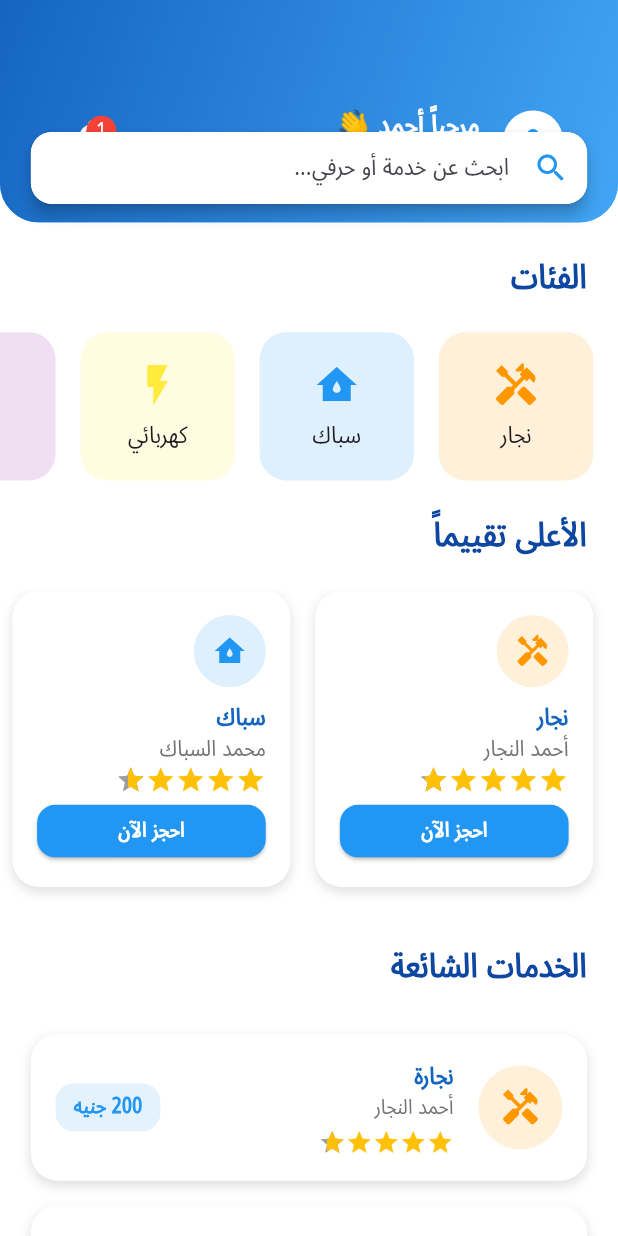
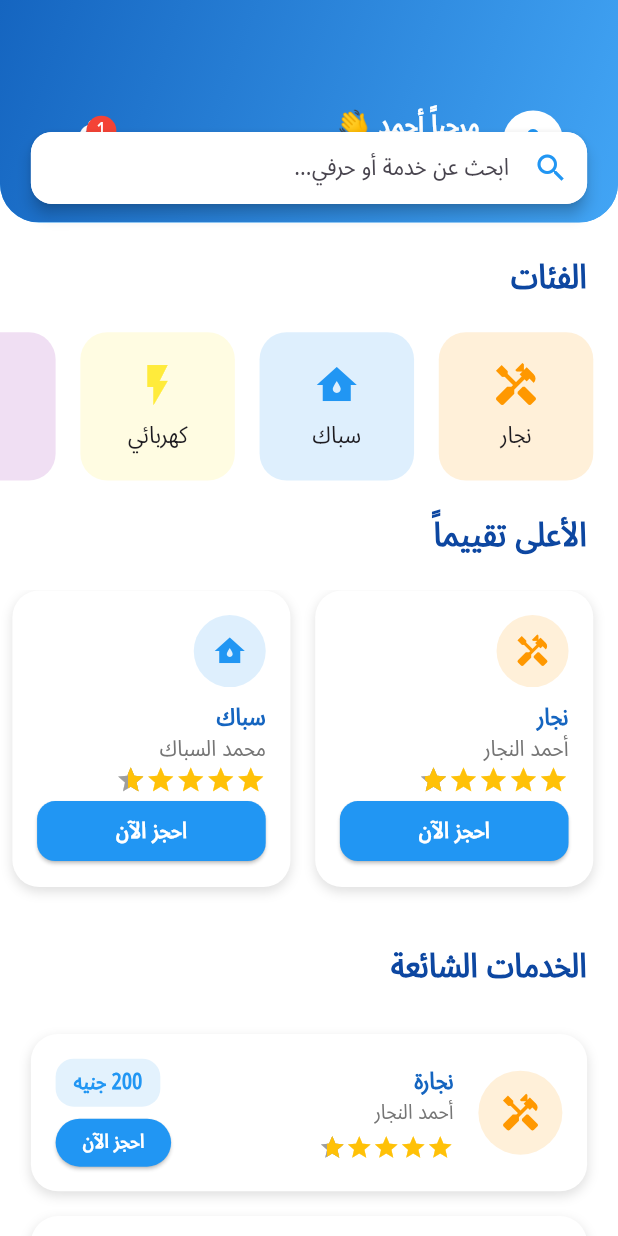
Before and after one commit to asmaa202310/Flutter_project_Herfagi, a Flutter app: the HomeUserView screen opened directly, on a phone screen of 412 x 824 dp. Run offline on Flutter 3.47's test engine with Material 3 defaults, Android fonts, the phone set to English and light mode, and no system bars; drawn by our look-alikes of flutter_rating_bar; our stand-ins replace lottie.

Commit message:
make home folder

```diff
--- a/herfagy_v2/lib/views/home_for_user/widgets/crafter_item.dart
+++ b/herfagy_v2/lib/home/home_for_user/widgets/crafter_item.dart
@@ -1,5 +1,7 @@
 import 'package:flutter/material.dart';
 import 'package:flutter_rating_bar/flutter_rating_bar.dart';
+
+import 'custom_order_button.dart';
 
 class CrafterItem extends StatelessWidget {
   const CrafterItem({
@@ -63,22 +65,12 @@ class CrafterItem extends StatelessWidget {
             itemSize: 20,
           ),
           const Spacer(),
-          ElevatedButton(
-            onPressed: () {},
-            style: ElevatedButton.styleFrom(
-              minimumSize: Size(double.infinity, 35),
-              shape: RoundedRectangleBorder(
-                borderRadius: BorderRadius.circular(12),
-              ),
-              backgroundColor: Colors.blue,
-            ),
-            child: const Text(
-              'احجز الآن',
-              style: TextStyle(
-                fontSize: 14,
-                fontWeight: FontWeight.bold,
-                color: Colors.white,
-              ),
+          SizedBox(
+            width: double.infinity,
+            child: CustomOrderButton(
+              borderRaduis: 12,
+              text: 'احجز الآن',
+              fontSize: 15,
             ),
           ),
         ],
--- /dev/null
+++ b/herfagy_v2/lib/home/home_for_user/widgets/custom_order_button.dart
@@ -0,0 +1,34 @@
+import 'package:flutter/material.dart';
+
+class CustomOrderButton extends StatelessWidget {
+  const CustomOrderButton({
+    super.key,
+    required this.borderRaduis,
+    required this.text,
+    required this.fontSize,
+  });
+  final double borderRaduis;
+  final String text;
+  final double fontSize;
+  @override
+  Widget build(BuildContext context) {
+    return ElevatedButton(
+      onPressed: () {},
+      style: ElevatedButton.styleFrom(
+        backgroundColor: Colors.blue,
+        padding: const EdgeInsets.symmetric(horizontal: 14),
+        shape: RoundedRectangleBorder(
+          borderRadius: BorderRadius.circular(borderRaduis),
+        ),
+      ),
+      child: Text(
+        text,
+        style: TextStyle(
+          fontSize: fontSize,
+          fontWeight: FontWeight.bold,
+          color: Colors.white,
+        ),
+      ),
+    );
+  }
+}
--- a/herfagy_v2/lib/views/home_for_user/widgets/service_item.dart
+++ b/herfagy_v2/lib/home/home_for_user/widgets/service_item.dart
@@ -1,7 +1,7 @@
 import 'package:flutter/material.dart';
 import 'package:flutter_rating_bar/flutter_rating_bar.dart';
-
 import '../../../models/service_model.dart';
+import 'custom_order_button.dart';
 
 class ServiceItem extends StatelessWidget {
   const ServiceItem({
@@ -65,8 +65,14 @@ class ServiceItem extends StatelessWidget {
             ],
           ),
           const Spacer(),
+          Column(
+            crossAxisAlignment: CrossAxisAlignment.end,
+            children: [
               Container(
-            padding: const EdgeInsets.symmetric(horizontal: 12, vertical: 6),
+                padding: const EdgeInsets.symmetric(
+                  horizontal: 12,
+                  vertical: 6,
+                ),
                 decoration: BoxDecoration(
                   color: Colors.blue.shade50,
                   borderRadius: BorderRadius.circular(12),
@@ -79,6 +85,18 @@ class ServiceItem extends StatelessWidget {
                   ),
                 ),
               ),
+              const SizedBox(height: 8),
+              SizedBox(
+                height: 32,
+                width: 77,
+                child: CustomOrderButton(
+                  borderRaduis: 47,
+                  text: 'احجز الآن',
+                  fontSize: 13,
+                ),
+              ),
+            ],
+          ),
         ],
       ),
     );
--- a/herfagy_v2/lib/views/login/widgets/custom_login_signup_button.dart
+++ b/herfagy_v2/lib/views/login/widgets/custom_login_signup_button.dart
@@ -1,6 +1,6 @@
 import 'package:flutter/material.dart';
 
-import '../../home_for_user/home_user_view.dart';
+import '../../../home/home_for_user/home_user_view.dart';
 
 class CustomLoginSignUpButton extends StatelessWidget {
   const CustomLoginSignUpButton({
```
Also changed, not shown: herfagy_v2/lib/home/home_for_user/home_user_view.dart (renamed from herfagy_v2/lib/views/home_for_user/home_user_view.dart), herfagy_v2/lib/home/home_for_user/widgets/app_bar_background_content.dart (renamed from herfagy_v2/lib/views/home_for_user/widgets/app_bar_background_content.dart), herfagy_v2/lib/home/home_for_user/widgets/category_item.dart (renamed from herfagy_v2/lib/views/home_for_user/widgets/category_item.dart), herfagy_v2/lib/home/home_for_user/widgets/category_items_list_view_builder.dart (renamed from herfagy_v2/lib/views/home_for_user/widgets/category_items_list_view_builder.dart), herfagy_v2/lib/home/home_for_user/widgets/custom_search_bar.dart (renamed from herfagy_v2/lib/views/home_for_user/widgets/custom_search_bar.dart), herfagy_v2/lib/home/home_for_user/widgets/custom_sliver_app_bar.dart (renamed from herfagy_v2/lib/views/home_for_user/widgets/custom_sliver_app_bar.dart), herfagy_v2/lib/home/home_for_user/widgets/home_user_view_body.dart (renamed from herfagy_v2/lib/views/home_for_user/widgets/home_user_view_body.dart), herfagy_v2/lib/home/home_for_user/widgets/profile_list_tile_widget.dart (renamed from herfagy_v2/lib/views/home_for_user/widgets/profile_list_tile_widget.dart), herfagy_v2/lib/home/home_for_user/widgets/section_header.dart (renamed from herfagy_v2/lib/views/home_for_user/widgets/section_header.dart), herfagy_v2/lib/home/home_for_user/widgets/service_sliver_list_builder.dart (renamed from herfagy_v2/lib/views/home_for_user/widgets/service_sliver_list_builder.dart), herfagy_v2/lib/home/home_for_user/widgets/top_crafters_list_view_builder.dart (renamed from herfagy_v2/lib/views/home_for_user/widgets/top_crafters_list_view_builder.dart). Lines whose indentation alone changed are shown as unchanged.
